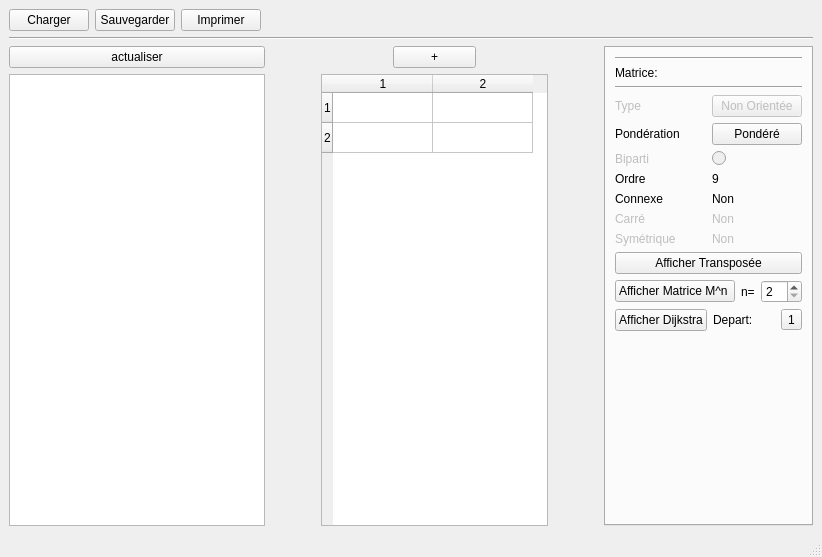
Before: the Qt Designer form mainwindow.ui in safirex/Matrix-editor, drawn with Qt 5.
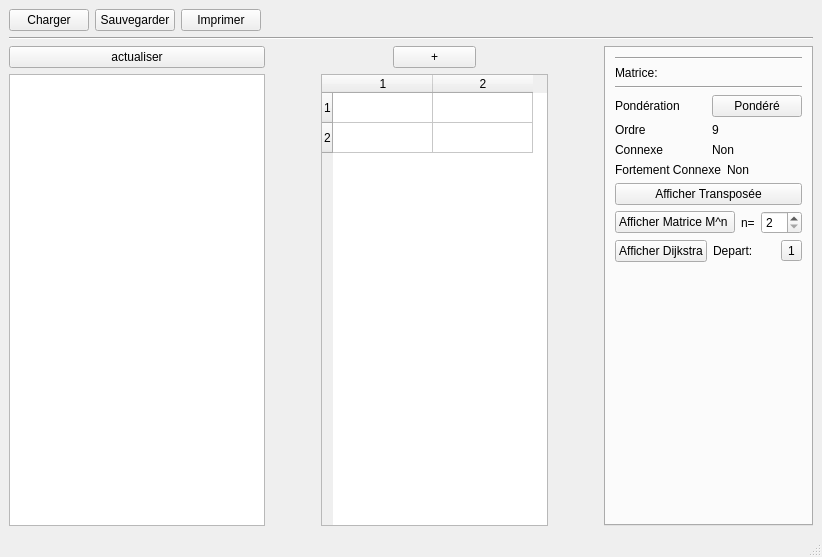
After: the same form once the commit is applied. Custom widgets are drawn as their Qt base class.

Commit message: ajout fortement connexe

Diff of the .ui file:
```diff
--- a/mainwindow.ui
+++ b/mainwindow.ui
@@ -299,36 +299,6 @@
               </property>
              </widget>
             </item>
-            <item>
-             <layout class="QHBoxLayout" name="horizontalLayout_14" stretch="0,0">
-              <item>
-               <widget class="QLabel" name="label_17">
-                <property name="enabled">
-                 <bool>false</bool>
-                </property>
-                <property name="text">
-                 <string>Type</string>
-                </property>
-               </widget>
-              </item>
-              <item>
-               <widget class="QPushButton" name="typeChangeButton">
-                <property name="enabled">
-                 <bool>false</bool>
-                </property>
-                <property name="sizePolicy">
-                 <sizepolicy hsizetype="Preferred" vsizetype="Fixed">
-                  <horstretch>0</horstretch>
-                  <verstretch>0</verstretch>
-                 </sizepolicy>
-                </property>
-                <property name="text">
-                 <string>Non Orientée</string>
-                </property>
-               </widget>
-              </item>
-             </layout>
-            </item>
             <item>
              <layout class="QHBoxLayout" name="horizontalLayout_16">
               <item>
@@ -347,30 +317,6 @@
               </item>
              </layout>
             </item>
-            <item>
-             <layout class="QHBoxLayout" name="horizontalLayout_15" stretch="0,0">
-              <item>
-               <widget class="QLabel" name="label_18">
-                <property name="enabled">
-                 <bool>false</bool>
-                </property>
-                <property name="text">
-                 <string>Biparti</string>
-                </property>
-               </widget>
-              </item>
-              <item>
-               <widget class="QRadioButton" name="radioButton">
-                <property name="enabled">
-                 <bool>false</bool>
-                </property>
-                <property name="text">
-                 <string/>
-                </property>
-               </widget>
-              </item>
-             </layout>
-            </item>
             <item>
              <layout class="QHBoxLayout" name="horizontalLayout_7" stretch="0,0">
               <item>
@@ -408,46 +354,19 @@
              </layout>
             </item>
             <item>
-             <layout class="QHBoxLayout" name="horizontalLayout_6" stretch="0,0">
+             <layout class="QHBoxLayout" name="horizontalLayout_6">
               <item>
                <widget class="QLabel" name="label_5">
                 <property name="enabled">
-                 <bool>false</bool>
+                 <bool>true</bool>
                 </property>
                 <property name="text">
-                 <string>Carré</string>
+                 <string>Fortement Connexe</string>
                 </property>
                </widget>
               </item>
               <item>
-               <widget class="QLabel" name="label_6">
-                <property name="enabled">
-                 <bool>false</bool>
-                </property>
-                <property name="text">
-                 <string>Non</string>
-                </property>
-               </widget>
-              </item>
-             </layout>
-            </item>
-            <item>
-             <layout class="QHBoxLayout" name="horizontalLayout_9" stretch="0,0">
-              <item>
-               <widget class="QLabel" name="label_8">
-                <property name="enabled">
-                 <bool>false</bool>
-                </property>
-                <property name="text">
-                 <string>Symétrique</string>
-                </property>
-               </widget>
-              </item>
-              <item>
-               <widget class="QLabel" name="label_Symetrie">
-                <property name="enabled">
-                 <bool>false</bool>
-                </property>
+               <widget class="QLabel" name="label_FortementConnexe">
                 <property name="text">
                  <string>Non</string>
                 </property>
```
Left out of the diff: 2 changed lines with no effect on the pictures. The commit also changes 6 other files.
